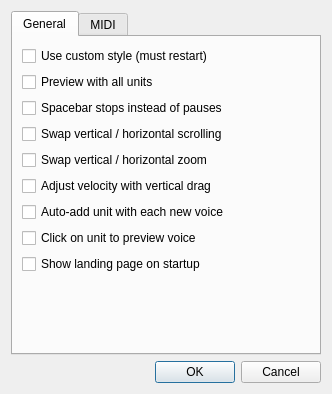
The window that src/editor/SettingsDialog.ui (yuxshao/ptcollab) describes before a commit, drawn with Qt 5.
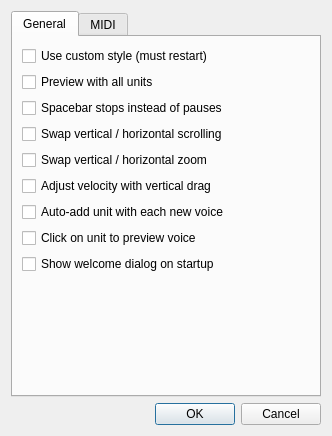
The same window after the commit.

Commit message: landing page -> welcome dialog

Patch:
```diff
--- a/src/editor/SettingsDialog.ui
+++ b/src/editor/SettingsDialog.ui
@@ -7,7 +7,7 @@
     <x>0</x>
     <y>0</y>
     <width>332</width>
-    <height>394</height>
+    <height>436</height>
    </rect>
   </property>
   <property name="windowTitle">
@@ -83,7 +83,7 @@
        <item>
         <widget class="QCheckBox" name="showLandingPageCheck">
          <property name="text">
-          <string>Show landing page on startup</string>
+          <string>Show welcome dialog on startup</string>
          </property>
         </widget>
        </item>
```
Left out of the diff: 2 changed lines with no effect on the pictures. The commit also changes 5 other files.
